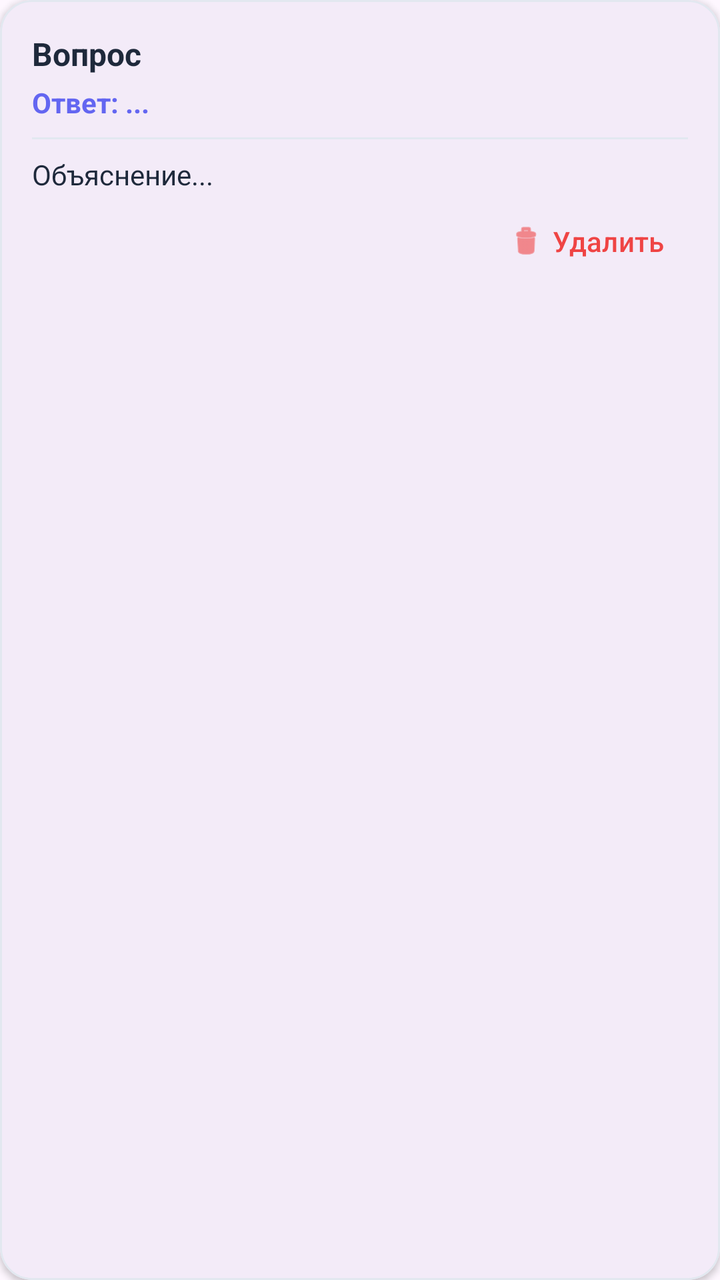
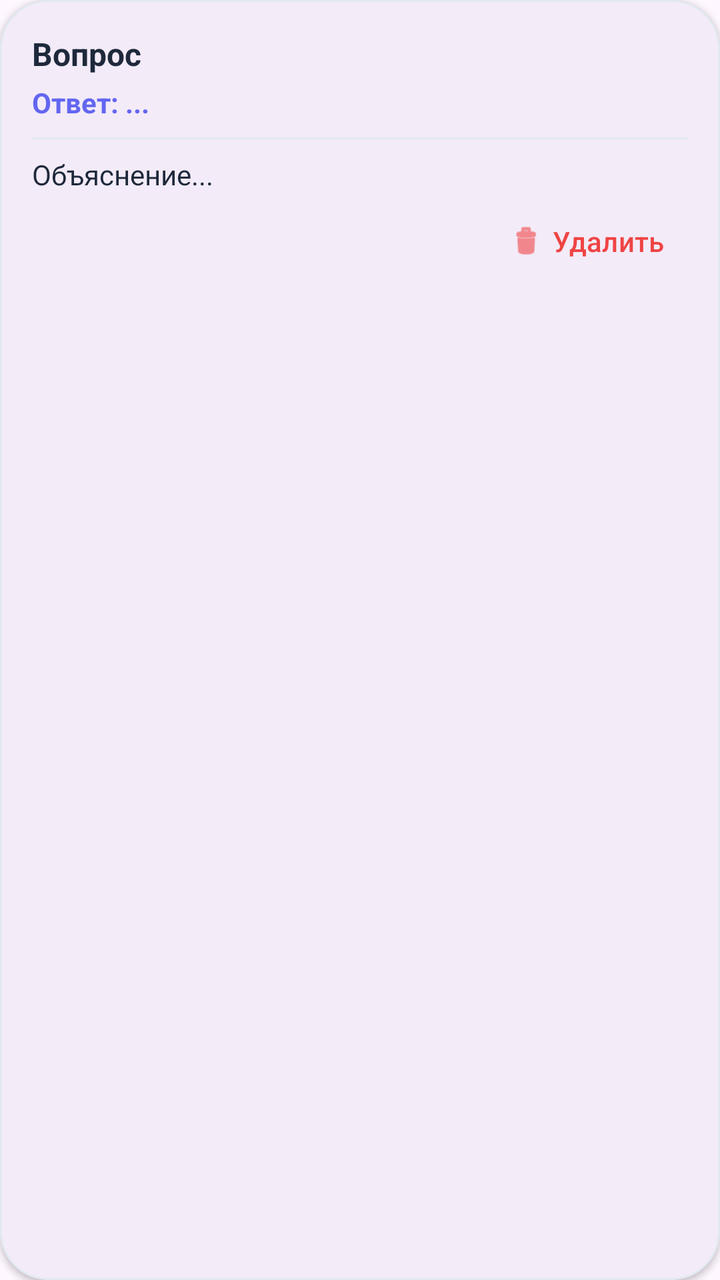

An Android layout rendered at two revisions. The XML below is the earlier revision; the diff shows what the commit changed to produce the second picture.
<!-- AndroidManifest.xml: application theme Theme.Quiz -->
<!-- res/layout/item_saved_explanation.xml -->
<?xml version="1.0" encoding="utf-8"?>
<com.google.android.material.card.MaterialCardView xmlns:android="http://schemas.android.com/apk/res/android"
    xmlns:app="http://schemas.android.com/apk/res-auto"
    android:layout_width="match_parent"
    android:layout_height="wrap_content"
    android:layout_marginBottom="12dp"
    app:cardCornerRadius="16dp"
    app:cardElevation="2dp"
    app:strokeWidth="1dp"
    app:strokeColor="@color/track_gray">

    <LinearLayout
        android:layout_width="match_parent"
        android:layout_height="wrap_content"
        android:orientation="vertical"
        android:padding="16dp">

        <TextView
            android:id="@+id/tvQuestion"
            android:layout_width="match_parent"
            android:layout_height="wrap_content"
            android:text="Вопрос"
            android:textColor="@color/border_dark"
            android:textSize="16sp"
            android:textStyle="bold" />

        <TextView
            android:id="@+id/tvAnswer"
            android:layout_width="match_parent"
            android:layout_height="wrap_content"
            android:layout_marginTop="4dp"
            android:text="Ответ: ..."
            android:textColor="@color/brand_purple"
            android:textSize="14sp"
            android:textStyle="bold" />

        <View
            android:layout_width="match_parent"
            android:layout_height="1dp"
            android:layout_marginTop="8dp"
            android:background="@color/track_gray" />

        <TextView
            android:id="@+id/tvExplanation"
            android:layout_width="match_parent"
            android:layout_height="wrap_content"
            android:layout_marginTop="8dp"
            android:text="Объяснение..."
            android:textColor="@color/border_dark"
            android:textSize="14sp" />

        <com.google.android.material.button.MaterialButton
            android:id="@+id/btnDelete"
            style="@style/Widget.Material3.Button.TextButton"
            android:layout_width="wrap_content"
            android:layout_height="wrap_content"
            android:layout_gravity="end"
            android:text="Удалить"
            android:textColor="@color/wrong_bg"
            app:icon="@android:drawable/ic_menu_delete"
            app:iconTint="@color/wrong_bg" />

    </LinearLayout>
</com.google.android.material.card.MaterialCardView>
<!-- resources referenced by this layout -->
<resources>
  <color name="border_dark">#1E293B</color>
  <color name="brand_purple">#6366F1</color>
  <color name="track_gray">#E2E8F0</color>
  <color name="wrong_bg">#EF4444</color>
  <style name="Theme.Quiz" parent="Base.Theme.Quiz" />
  <style name="Base.Theme.Quiz" parent="Theme.Material3.Light.NoActionBar">
          
          
      </style>
</resources>

<!-- the commit's change to res/layout/item_saved_explanation.xml (unified diff, before → after) -->
@@ -4,7 +4,7 @@
     android:layout_width="match_parent"
     android:layout_height="wrap_content"
     android:layout_marginBottom="12dp"
-    app:cardCornerRadius="16dp"
+    app:cardCornerRadius="24dp"
     app:cardElevation="2dp"
     app:strokeWidth="1dp"
     app:strokeColor="@color/track_gray">
